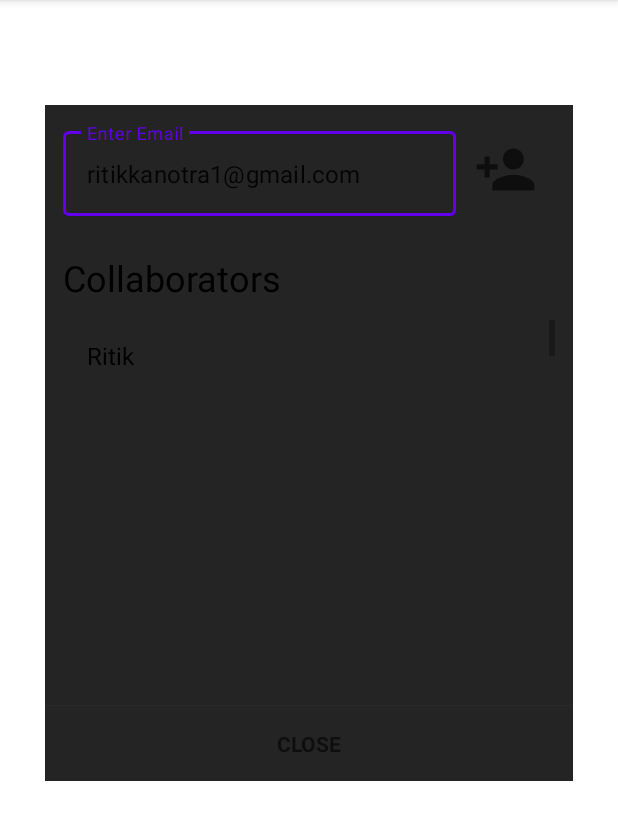
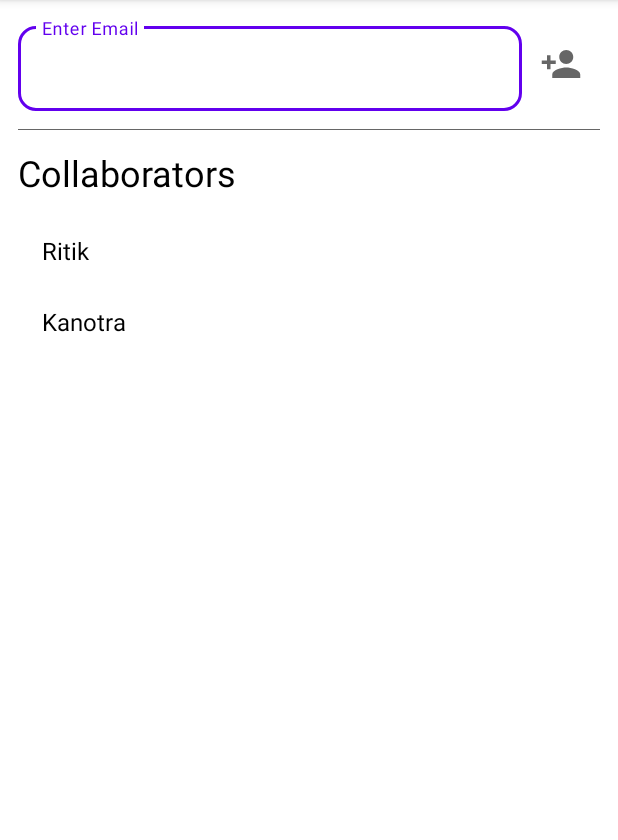
Before and after one commit to ritikkanotra/eventauth-android, an Android app: the fragment CollaboratorsFragment shown on its own in the app's theme, on a phone screen of 412 x 824 dp, the part 84-924 px from its top. Run offline under Robolectric (Android 15) with nearby library versions, the light colour scheme and no system bars; Roboto replaces fonts that are not available here.

Commit message:
Add bottomSheetDialog for share event

```diff
--- a/app/src/main/res/layout/add_collab_popup.xml
+++ b/app/src/main/res/layout/add_collab_popup.xml
@@ -1,12 +1,8 @@
 <?xml version="1.0" encoding="utf-8"?>
-
-<ScrollView
-    xmlns:android="http://schemas.android.com/apk/res/android"
-    android:layout_width="match_parent"
-    android:layout_height="match_parent">
 
 
     <LinearLayout
+        xmlns:android="http://schemas.android.com/apk/res/android"
         android:layout_height="wrap_content"
         android:minHeight="600dp"
         android:layout_width="match_parent"
@@ -14,14 +10,11 @@
         xmlns:app="http://schemas.android.com/apk/res-auto">
 
         <LinearLayout
+
             android:layout_width="match_parent"
             android:layout_height="wrap_content"
-            android:minHeight="400dp"
-            android:layout_marginHorizontal="30dp"
             android:padding="12dp"
-            android:layout_marginTop="70dp"
             android:orientation="vertical"
-            android:background="@color/dark_grey"
             android:id="@+id/add_collab_popup_ll">
 
             <LinearLayout
@@ -30,6 +23,10 @@
                 android:orientation="horizontal">
 
                 <com.google.android.material.textfield.TextInputLayout
+                    app:boxCornerRadiusBottomEnd="12dp"
+                    app:boxCornerRadiusBottomStart="12dp"
+                    app:boxCornerRadiusTopEnd="12dp"
+                    app:boxCornerRadiusTopStart="12dp"
                     android:layout_width="0dp"
                     android:foregroundTint="@android:color/black"
                     android:layout_height="wrap_content"
@@ -38,8 +35,6 @@
                     android:hint="Enter Email">
 
                     <com.google.android.material.textfield.TextInputEditText
-                        android:editable="true"
-                        android:text="ritikkanotra1@gmail.com"
                         android:inputType="textEmailAddress"
                         android:focusable="true"
                         android:focusableInTouchMode="true"
@@ -51,18 +46,19 @@
                 </com.google.android.material.textfield.TextInputLayout>
 
                 <ImageView
+                    android:layout_gravity="center_vertical"
+                    android:layout_marginHorizontal="12dp"
+                    android:background="?actionBarItemBackground"
                     android:id="@+id/add_collab_btn"
                     android:src="@drawable/ic_baseline_person_add_24"
-                    android:layout_width="0dp"
-                    android:layout_weight="2"
-                    android:padding="10dp"
-                    android:layout_height="match_parent"/>
+                    android:layout_width="28dp"
+                    android:layout_height="28dp"/>
 
             </LinearLayout>
 
             <FrameLayout
                 android:layout_marginTop="12dp"
-                android:background="@color/dark_grey"
+                android:background="?attr/colorControlNormal"
                 android:layout_width="match_parent"
                 android:layout_height="0.5dp"/>
 
@@ -74,30 +70,11 @@
                 android:text="Collaborators"/>
 
             <ListView
+                android:divider="@android:color/holo_red_light"
                 android:id="@+id/collaborators_list_view"
                 android:layout_width="match_parent"
-                android:layout_height="wrap_content"/>
+                android:layout_height="match_parent"/>
 
         </LinearLayout>
 
-        <FrameLayout
-            android:layout_width="match_parent"
-            android:layout_height="0.5dp"
-            android:layout_marginHorizontal="30dp"
-            android:foreground="?attr/colorControlNormal"
-            android:background="?attr/colorControlNormal"/>
-
-        <TextView
-            android:id="@+id/close_popup_btn"
-            android:layout_marginHorizontal="30dp"
-            android:layout_marginBottom="70dp"
-            android:layout_width="match_parent"
-            android:layout_height="50dp"
-            android:background="@color/dark_grey"
-            android:text="CLOSE"
-            android:gravity="center"
-            android:textStyle="bold"
-            android:textColor="?attr/colorControlNormal"/>
-
     </LinearLayout>
-</ScrollView>
```
Also changed, not shown: app/src/main/java/com/appodex/eventauth/EventRegistrationActivity.java (+105 -55 lines), app/src/main/res/layout/activity_event_registration.xml (+5 -4 lines), app/src/main/res/layout/collaborators_list_item.xml (+10 -11 lines), app/src/main/res/drawable/close_64.png (added).
